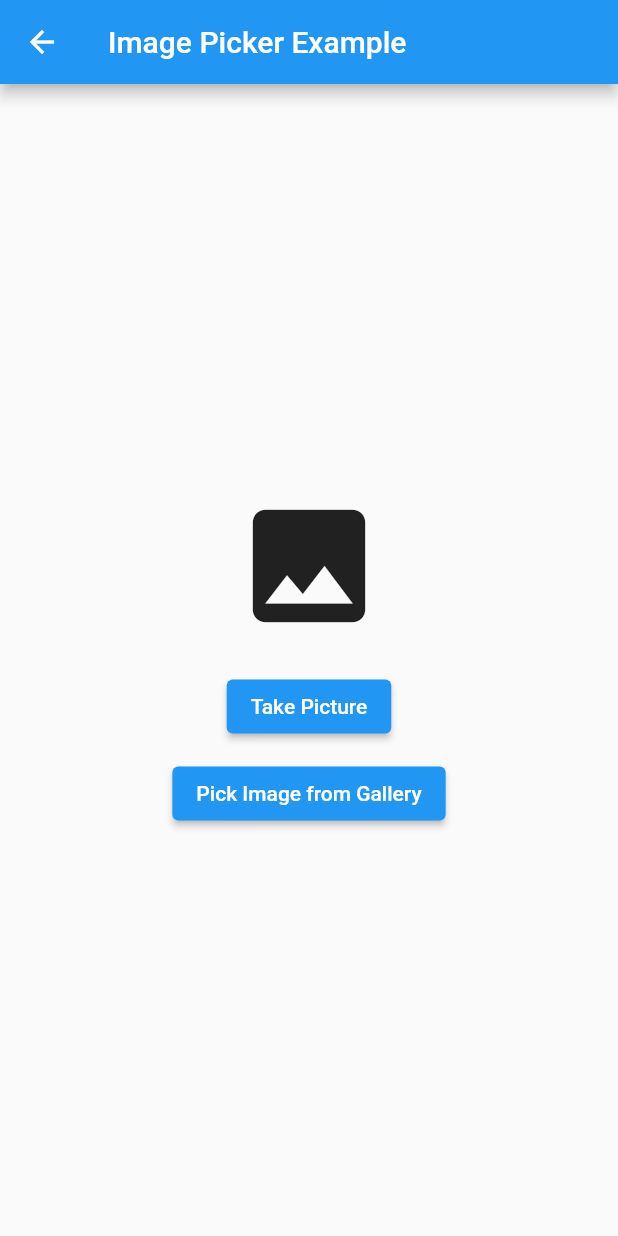
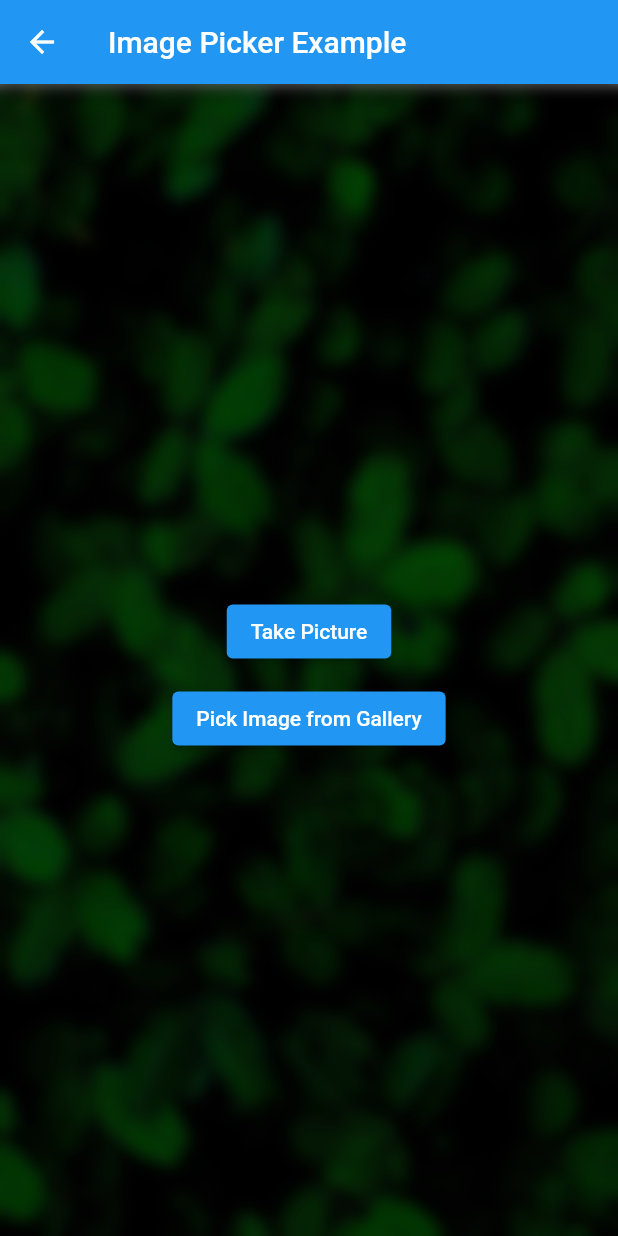
Before and after one commit to TiranChanuka/Leaf-Diseases-Detecting-app-Mobile-App-UI-, a Flutter app: the ImagePickerPage screen opened directly, on a phone screen of 412 x 824 dp. Run offline on Flutter 3.47's test engine with Material 2 defaults, Android fonts, the phone set to English and light mode, and no system bars; our stand-ins replace device_preview, image_picker.

Commit message:
Update ScanPage.dart

```diff
--- a/lib/Screens/ScanPage.dart
+++ b/lib/Screens/ScanPage.dart
@@ -1,5 +1,5 @@
 import 'dart:io';
-
+import 'dart:ui';
 import 'package:flutter/material.dart';
 import 'package:image_picker/image_picker.dart';
 
@@ -35,20 +35,21 @@ class _ImagePickerPageState extends State<ImagePickerPage> {
       appBar: AppBar(
         title: Text('Image Picker Example'),
       ),
-      body: Center(
+      body: Container(
+        decoration: BoxDecoration(
+          image: DecorationImage(
+            image: AssetImage('Images/back.jpg'),
+            fit: BoxFit.cover,
+          ),
+        ),
+        child: BackdropFilter(
+          filter: ImageFilter.blur(sigmaX: 5.0, sigmaY: 5.0), // Adjust the blur intensity here
+          child: Container(
+            color: Colors.black.withOpacity(0.4), // Adjust the opacity of the blurred background
+            child: Center(
               child: Column(
                 mainAxisAlignment: MainAxisAlignment.center,
                 children: [
-            _image != null
-                ? Image.file(
-              _image!,
-              height: 200,
-              width: 200,
-            )
-                : Icon(
-              Icons.image,
-              size: 100,
-            ),
                   SizedBox(height: 20),
                   ElevatedButton(
                     onPressed: _takePicture,
@@ -62,9 +63,13 @@ class _ImagePickerPageState extends State<ImagePickerPage> {
                 ],
               ),
             ),
+          ),
+        ),
+      ),
     );
   }
 }
+
 
 void main() {
   runApp(MaterialApp(
```
Lines whose indentation alone changed are shown as unchanged.
